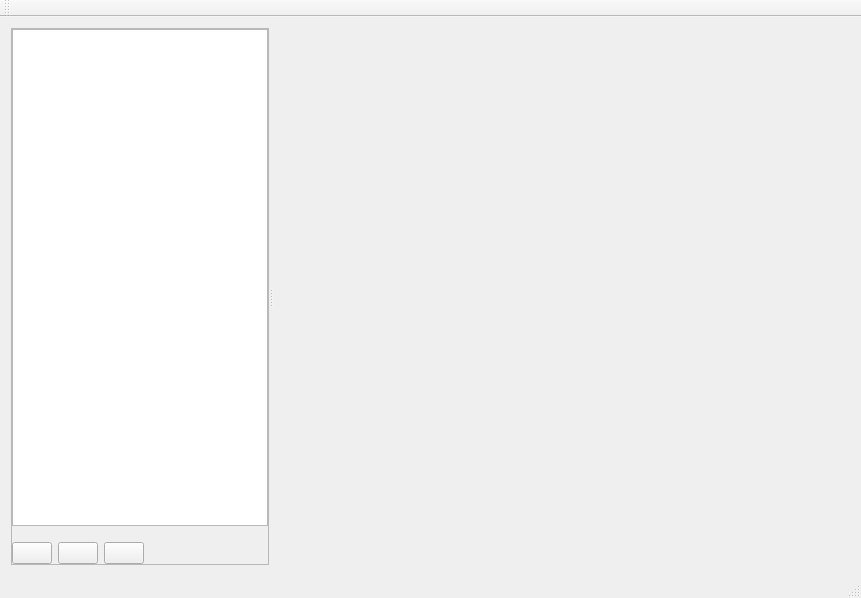
Before: the Qt Designer form QtTraceClient/UI/mainwindow.ui in cobreti/NyxTraceViewer, drawn with Qt 5.
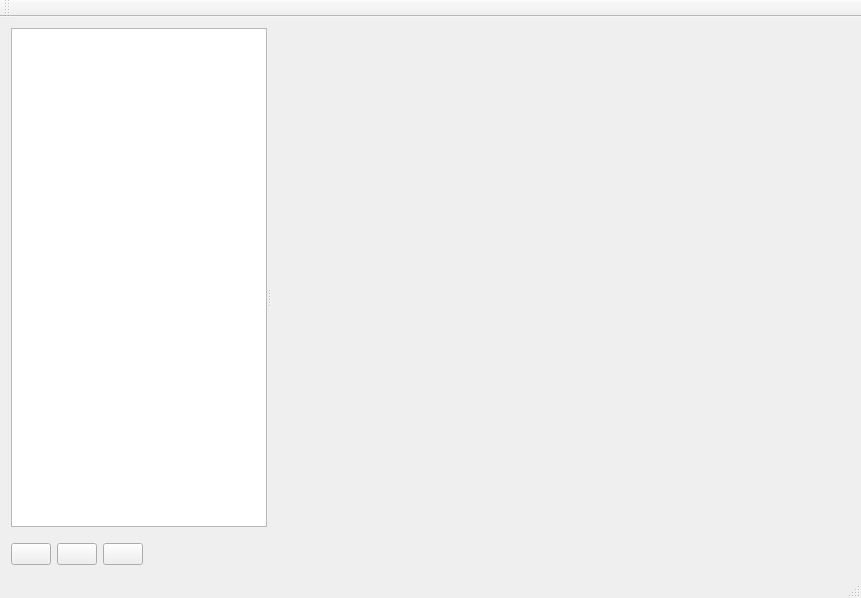
After: the same form once the commit is applied. Icons and pictures are not drawn.

Commit message: removed line border around the panel

Diff of the .ui file:
```diff
--- a/QtTraceClient/UI/mainwindow.ui
+++ b/QtTraceClient/UI/mainwindow.ui
@@ -79,7 +79,7 @@
         <enum>QFrame::Plain</enum>
        </property>
        <property name="lineWidth">
-        <number>1</number>
+        <number>0</number>
        </property>
        <layout class="QGridLayout" name="gridLayout_2">
         <property name="margin">
@@ -117,10 +117,13 @@
            </sizepolicy>
           </property>
           <property name="frameShape">
-           <enum>QFrame::StyledPanel</enum>
+           <enum>QFrame::NoFrame</enum>
           </property>
           <property name="frameShadow">
-           <enum>QFrame::Raised</enum>
+           <enum>QFrame::Plain</enum>
+          </property>
+          <property name="lineWidth">
+           <number>0</number>
           </property>
           <layout class="QVBoxLayout" name="verticalLayout">
            <property name="margin">
```
Left out of the diff: 2 changed lines with no effect on the pictures.
